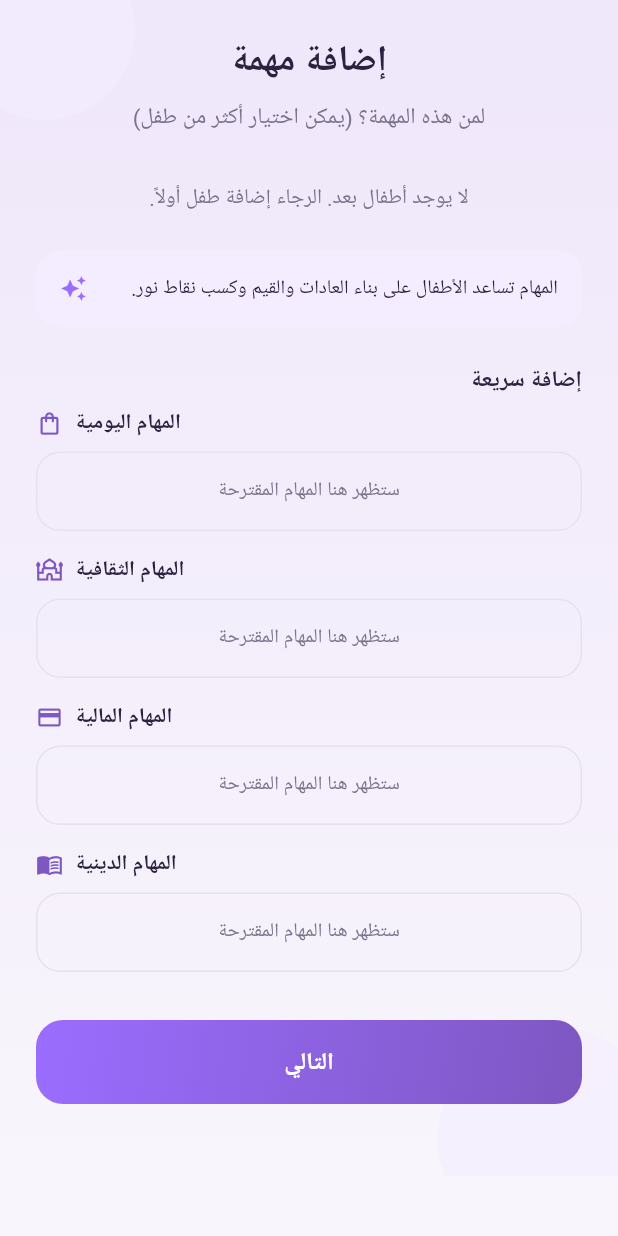
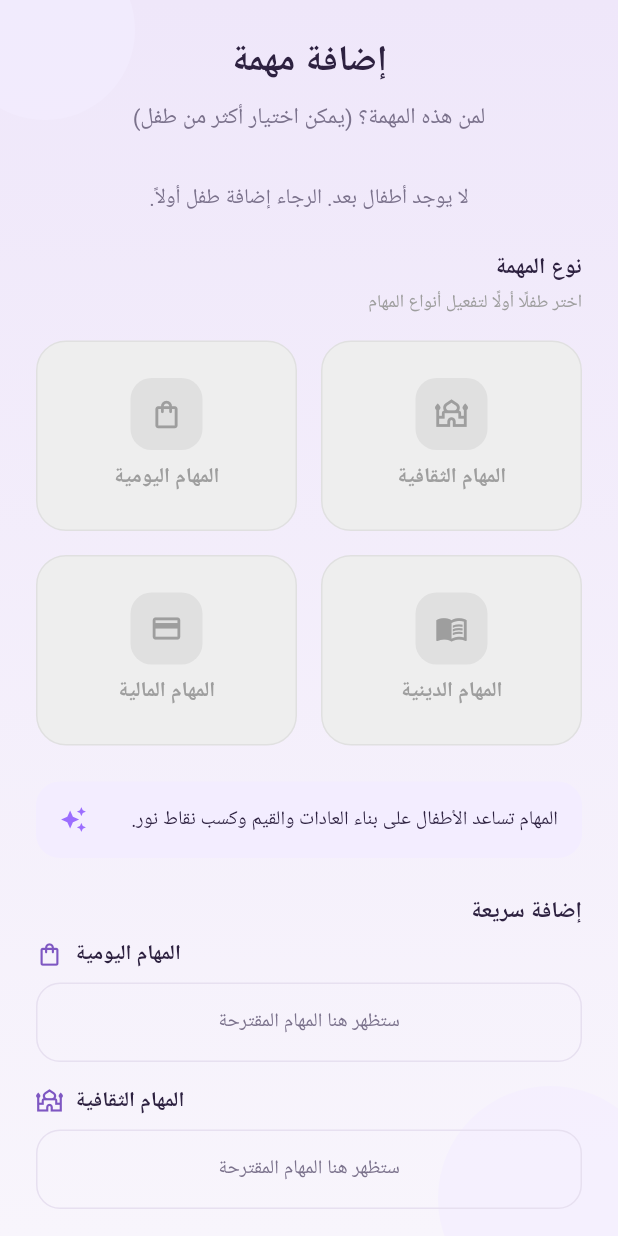
Before and after one commit to Norahxj/HolbertonSchool-Portfolio_Project, a Flutter app: the AddTaskScreen screen opened directly, on a phone screen of 412 x 824 dp. Run offline on Flutter 3.47's test engine with Material 3 defaults, Android fonts, the phone set to English and light mode, and no system bars; our stand-ins replace dio, flutter_secure_storage, freezed_annotation, google_fonts, pretty_dio_logger, retrofit; accounts and stored records are empty; generated files the repository leaves out were written again; network calls fail; Roboto replaces fonts that are missing (Cairo).

Commit message:
update tasks

```diff
--- a/FrontEnd/lib/app.dart
+++ b/FrontEnd/lib/app.dart
@@ -99,7 +99,10 @@ class _AsalahAppState extends State<AsalahApp> {
           : _isLoggedIn
               ? (_isChild
                   ? const ChildHomeScreen()
-                  : const ParentMainScreen())
+                  : ParentMainScreen(
+    isArabic: isArabic,
+    onLanguageToggle: _toggleLanguage,
+  ))
               : WelcomeScreen(
                   isArabic: isArabic,
                   onLanguageToggle: _toggleLanguage,
--- a/FrontEnd/lib/features/parent/screens/add_task_screen.dart
+++ b/FrontEnd/lib/features/parent/screens/add_task_screen.dart
@@ -359,7 +359,38 @@ class _AddTaskScreenState extends State<AddTaskScreen> {
         ],
 
         const SizedBox(height: AppSpacing.lg),
+        const Align(
+  alignment: Alignment.centerRight,
+  child: Text(
+    'نوع المهمة',
+    style: TextStyle(
+      fontSize: 15,
+      fontWeight: FontWeight.bold,
+      color: AppColors.textPrimary,
+    ),
+  ),
+),
 
+const SizedBox(height: AppSpacing.xs),
+
+Text(
+  selectedChildIds.isEmpty
+      ? 'اختر طفلًا أولًا لتفعيل أنواع المهام'
+      : 'اختر نوع المهمة',
+  textAlign: TextAlign.right,
+  style: TextStyle(
+    fontSize: 12,
+    color: selectedChildIds.isEmpty
+        ? Colors.grey.shade500
+        : AppColors.textSecondary,
+  ),
+),
+
+const SizedBox(height: AppSpacing.md),
+
+_buildTaskTypeStep(),
+
+const SizedBox(height: AppSpacing.lg),
         Container(
           padding: const EdgeInsets.all(AppSpacing.md),
           decoration: BoxDecoration(
@@ -432,6 +463,7 @@ class _AddTaskScreenState extends State<AddTaskScreen> {
                 icon: Icons.mosque_outlined,
                 label: 'المهام الثقافية',
                 isSelected: selectedTaskType == 0,
+                isEnabled: selectedChildIds.isNotEmpty,
                 onTap: () {
                   setState(() {
                     selectedTaskType = 0;
@@ -447,6 +479,7 @@ class _AddTaskScreenState extends State<AddTaskScreen> {
                 icon: Icons.shopping_bag_outlined,
                 label: 'المهام اليومية',
                 isSelected: selectedTaskType == 1,
+                isEnabled: selectedChildIds.isNotEmpty,
                 onTap: () {
                   setState(() {
                     selectedTaskType = 1;
@@ -468,6 +501,7 @@ class _AddTaskScreenState extends State<AddTaskScreen> {
                 icon: Icons.menu_book_outlined,
                 label: 'المهام الدينية',
                 isSelected: selectedTaskType == 2,
+                isEnabled: selectedChildIds.isNotEmpty,
                 onTap: () {
                   setState(() {
                     selectedTaskType = 2;
@@ -483,6 +517,7 @@ class _AddTaskScreenState extends State<AddTaskScreen> {
                 icon: Icons.credit_card,
                 label: 'المهام المالية',
                 isSelected: selectedTaskType == 3,
+                isEnabled: selectedChildIds.isNotEmpty,
                 onTap: () {
                   setState(() {
                     selectedTaskType = 3;
@@ -1162,27 +1197,37 @@ class _TaskTypeCard extends StatelessWidget {
   final IconData icon;
   final String label;
   final bool isSelected;
+  final bool isEnabled;
   final VoidCallback onTap;
 
   const _TaskTypeCard({
     required this.icon,
     required this.label,
     required this.isSelected,
+    this.isEnabled = true,
     required this.onTap,
   });
 
   @override
   Widget build(BuildContext context) {
     return GestureDetector(
-      onTap: onTap,
+      onTap: isEnabled ? onTap : null,
       child: Container(
-        padding: const EdgeInsets.symmetric(vertical: AppSpacing.lg),
+        padding: const EdgeInsets.symmetric(
+          vertical: AppSpacing.lg,
+        ),
         decoration: BoxDecoration(
-          color: AppColors.card,
+          color: isEnabled
+              ? AppColors.card
+              : Colors.grey.shade200,
           borderRadius: BorderRadius.circular(20),
           border: Border.all(
-            color: isSelected ? AppColors.primary : AppColors.border,
-            width: isSelected ? 2 : 1,
+            color: !isEnabled
+                ? Colors.grey.shade300
+                : isSelected
+                    ? AppColors.primary
+                    : AppColors.border,
+            width: isSelected && isEnabled ? 2 : 1,
           ),
         ),
         child: Column(
@@ -1191,18 +1236,28 @@ class _TaskTypeCard extends StatelessWidget {
               width: 48,
               height: 48,
               decoration: BoxDecoration(
-                color: AppColors.primaryLight,
+                color: isEnabled
+                    ? AppColors.primaryLight
+                    : Colors.grey.shade300,
                 borderRadius: BorderRadius.circular(14),
               ),
-              child: Icon(icon, color: AppColors.primaryDark, size: 22),
+              child: Icon(
+                icon,
+                color: isEnabled
+                    ? AppColors.primaryDark
+                    : Colors.grey.shade500,
+                size: 22,
+              ),
             ),
             const SizedBox(height: AppSpacing.sm),
             Text(
               label,
-              style: const TextStyle(
+              style: TextStyle(
                 fontSize: 14,
                 fontWeight: FontWeight.bold,
-                color: AppColors.textPrimary,
+                color: isEnabled
+                    ? AppColors.textPrimary
+                    : Colors.grey.shade500,
               ),
             ),
           ],
@@ -1211,9 +1266,6 @@ class _TaskTypeCard extends StatelessWidget {
     );
   }
 }
-
-// A simple rounded text field used for the task name and description on
-// Step 2.
 class _TaskTextField extends StatelessWidget {
   final TextEditingController controller;
   final String hint;
```
Also changed, not shown: FrontEnd/lib/features/auth/screens/auth_screen.dart (+6 -1 lines), FrontEnd/lib/features/parent/screens/more_settings_screen.dart (+61 -18 lines), FrontEnd/lib/features/parent/screens/parent_main_screen.dart (+15 -8 lines).
